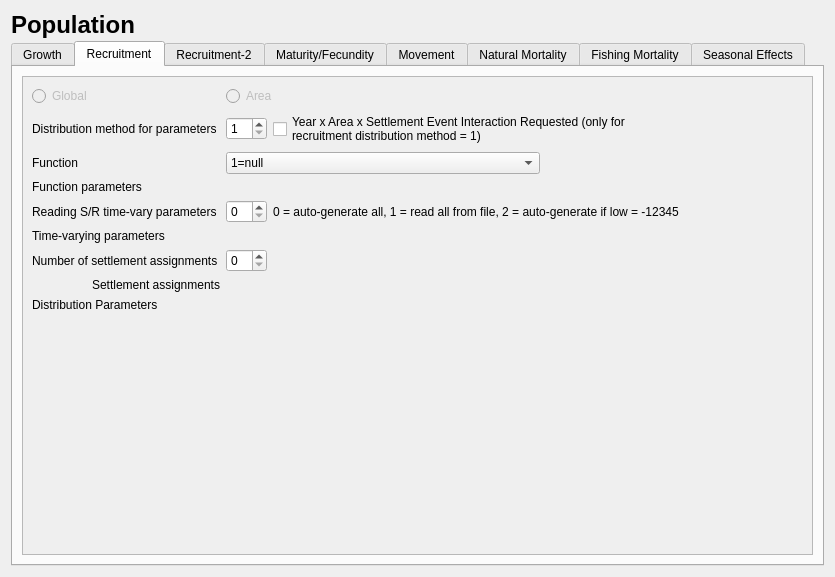
The window that src/population_widget.ui (nmfs-ost/ss3-ssi) describes before a commit, drawn with Qt 5.
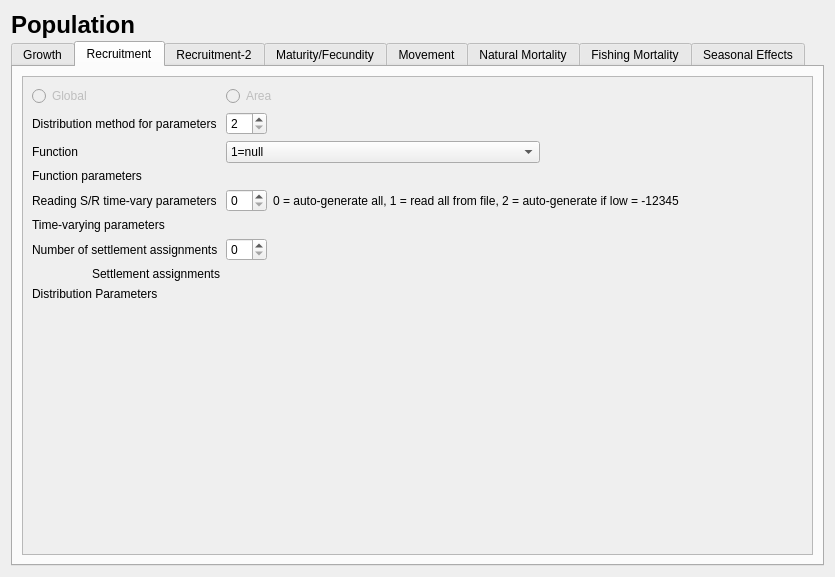
The same window after the commit. The open tabs and pages were chosen to show the change. Icons and pictures are not drawn.

Diff of the .ui file:
```diff
--- a/src/population_widget.ui
+++ b/src/population_widget.ui
@@ -555,7 +555,7 @@
              <item row="1" column="1">
               <widget class="QSpinBox" name="spinBox_recr_dist_params">
                <property name="minimum">
-                <number>1</number>
+                <number>2</number>
                </property>
                <property name="maximum">
                 <number>4</number>
@@ -586,14 +586,6 @@
                </property>
               </widget>
              </item>
-             <item row="1" column="2" colspan="3">
-              <widget class="QCheckBox" name="checkBox_recr_interaction">
-               <property name="text">
-                <string>Year x Area x Settlement Event Interaction Requested (only for
-recruitment distribution method = 1)</string>
-               </property>
-              </widget>
-             </item>
              <item row="0" column="0">
               <widget class="QRadioButton" name="radioButton_global">
                <property name="enabled">
```
Left out of the diff: 2 changed lines with no effect on the pictures.
